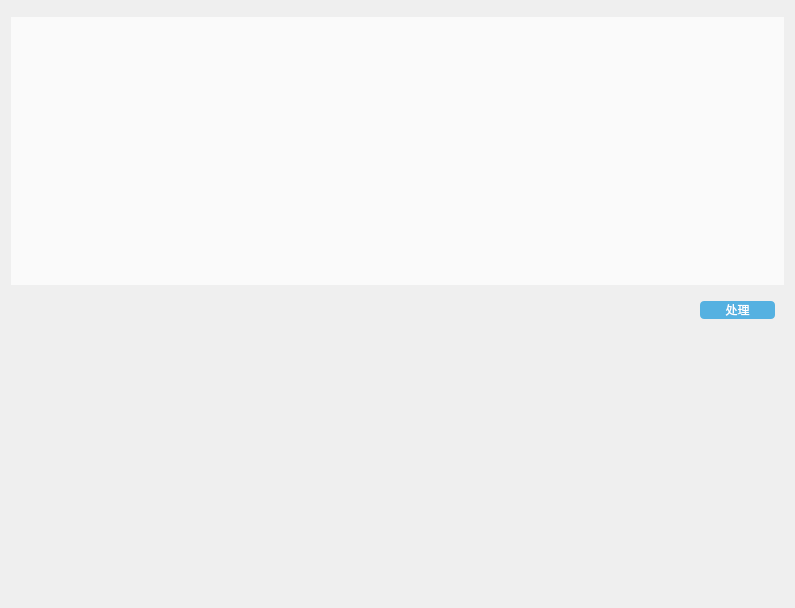
Before: the Qt Designer form LibraryManager/message.ui in xuanlog/LibraryManager, drawn with Qt 5.
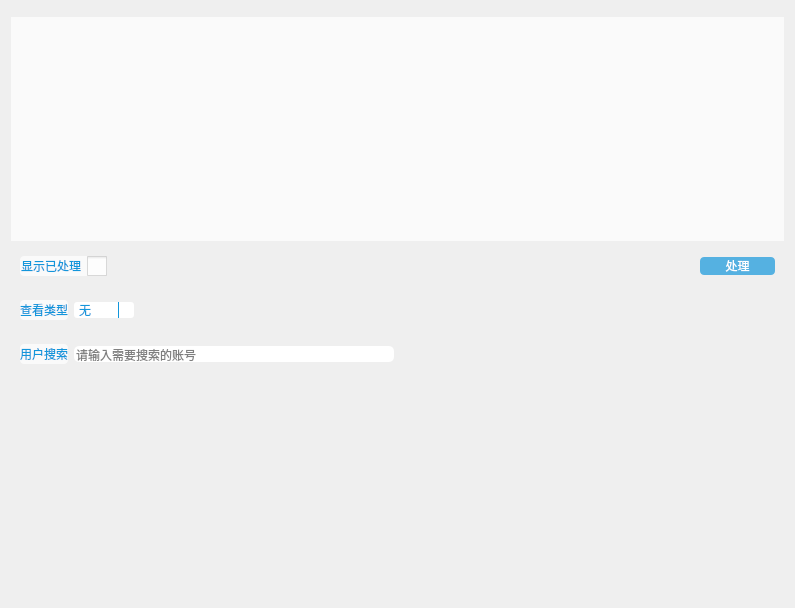
After: the same form once the commit is applied. Icons and pictures are not drawn. Custom widgets are drawn as their Qt base class.

```diff
--- a/LibraryManager/message.ui
+++ b/LibraryManager/message.ui
@@ -14,7 +14,42 @@
    <string>Form</string>
   </property>
   <property name="styleSheet">
-   <string notr="true">QLabel,
+   <string notr="true">QMessageBox
+{
+	border-image: url(:/Images/dialog.jpg);
+}
+
+QLineEdit
+{
+	border: none;
+	color: #000000;
+	font: 75 14px &quot;微软雅黑&quot;;
+	border-radius: 5px;
+	selection-background-color: #def0fe;
+	selection-color: #1296db;
+}
+
+QComboBox
+{
+	border-radius: 3px;
+}
+
+QComboBox::drop-down
+{	
+	border-left-width: 1px;
+	border-left-style: solid;	
+	border-bottom-right-radius: 3px;
+	border-left-color: #1296db;
+}
+
+QComboBox:down-arrow
+{
+	image: url(:/Images/down.png);
+}
+
+QLabel,
+QComboBox,
+QCheckBox,
 QPushButton 
 {
 	border: none;
@@ -59,6 +94,13 @@
 	background-color: rgba(0, 0, 0, 0);
 }
 
+QScrollBar:horizontal
+{
+	padding-left: 15px;
+	padding-right: 15px;
+	background-color: rgba(0, 0, 0, 0);
+}
+
 QScrollBar:add-line:vertical
 {
 	height: 15px;
@@ -77,6 +119,24 @@
 	border-image: url(:/Images/down_pre.png);
 }
 
+QScrollBar:add-line:horizontal
+{
+	height: 15px;
+	width: 15px;
+	subcontrol-position: right;
+	subcontrol-origin: margin;
+	border-image: url(:/Images/right.png);
+}
+
+QScrollBar:add-line:horizontal:pressed
+{
+	height: 15px;
+	width: 15px;
+	subcontrol-position: right;
+	subcontrol-origin: margin;
+	border-image: url(:/Images/right_pre.png);
+}
+
 QScrollBar:sub-line:vertical
 {
 	height: 15px;
@@ -95,16 +155,52 @@
 	border-image: url(:/Images/up_pre.png);
 }
 
-QScrollBar:handle:vertical
+QScrollBar:sub-line:horizontal
+{
+	height: 15px;
+	width: 15px;
+	subcontrol-position: left;
+	subcontrol-origin: margin;
+	border-image: url(:/Images/left.png);
+}
+
+QScrollBar:sub-line:horizontal:pressed
+{
+	height: 15px;
+	width: 15px;
+	subcontrol-position: left;
+	subcontrol-origin: margin;
+	border-image: url(:/Images/left_pre.png);
+}
+
+QScrollBar:handle:vertical,
+QScrollBar:handle:horizontal
 {
 	background: #1296db;
 	width: 15px;
 }
 
-QScrollBar:handle:vertical:hover
+QScrollBar:handle:vertical:hover,
+QScrollBar:handle:horizontal:hover
 {
 	width: 15px;
 	background: #00aaff;
+}
+
+QCheckBox:indicator
+{
+	width: 20px;
+	height: 20px;
+}
+
+QCheckBox:indicator:unchecked
+{
+	image: url(:/Images/uncheck.png);
+}
+
+QCheckBox:indicator:checked
+{ 
+	image: url(:/Images/check.png);
 }</string>
   </property>
   <layout class="QVBoxLayout" name="verticalLayout">
@@ -127,6 +223,25 @@
    <item>
     <widget class="QWidget" name="widget" native="true">
      <layout class="QHBoxLayout" name="horizontalLayout">
+      <item>
+       <widget class="QCheckBox" name="statusCheckBox">
+        <property name="layoutDirection">
+         <enum>Qt::RightToLeft</enum>
+        </property>
+        <property name="styleSheet">
+         <string notr="true">QCheckBox
+{
+	background-color: rgba(255, 255, 255, 0.7);
+    border-radius: 4px;  
+	color: #1296db;
+	font: 14px &quot;微软雅黑&quot;;
+}</string>
+        </property>
+        <property name="text">
+         <string>显示已处理</string>
+        </property>
+       </widget>
+      </item>
       <item>
        <spacer name="horizontalSpacer">
         <property name="orientation">
@@ -170,6 +285,117 @@
      </layout>
     </widget>
    </item>
+   <item>
+    <widget class="QWidget" name="widget_5" native="true">
+     <layout class="QHBoxLayout" name="horizontalLayout_4">
+      <item>
+       <widget class="QLabel" name="label">
+        <property name="styleSheet">
+         <string notr="true">QLabel
+{
+	background-color: rgba(255, 255, 255, 0.7);
+    border-radius: 4px;  
+	color: #1296db;
+	font: 14px &quot;微软雅黑&quot;;
+}</string>
+        </property>
+        <property name="text">
+         <string>查看类型</string>
+        </property>
+       </widget>
+      </item>
+      <item>
+       <widget class="QComboBox" name="typeComboBox">
+        <property name="minimumSize">
+         <size>
+          <width>60</width>
+          <height>0</height>
+         </size>
+        </property>
+        <property name="focusPolicy">
+         <enum>Qt::NoFocus</enum>
+        </property>
+        <item>
+         <property name="text">
+          <string>无</string>
+         </property>
+        </item>
+        <item>
+         <property name="text">
+          <string>借书</string>
+         </property>
+        </item>
+        <item>
+         <property name="text">
+          <string>还书</string>
+         </property>
+        </item>
+       </widget>
+      </item>
+      <item>
+       <spacer name="horizontalSpacer_4">
+        <property name="orientation">
+         <enum>Qt::Horizontal</enum>
+        </property>
+        <property name="sizeHint" stdset="0">
+         <size>
+          <width>40</width>
+          <height>20</height>
+         </size>
+        </property>
+       </spacer>
+      </item>
+     </layout>
+    </widget>
+   </item>
+   <item>
+    <widget class="QWidget" name="widget_3" native="true">
+     <layout class="QHBoxLayout" name="horizontalLayout_2">
+      <item>
+       <widget class="QLabel" name="label_2">
+        <property name="styleSheet">
+         <string notr="true">QLabel
+{
+	background-color: rgba(255, 255, 255, 0.7);
+    border-radius: 4px;  
+	color: #1296db;
+	font: 14px &quot;微软雅黑&quot;;
+}</string>
+        </property>
+        <property name="text">
+         <string>用户搜索</string>
+        </property>
+       </widget>
+      </item>
+      <item>
+       <widget class="QLineEdit" name="searchEdit">
+        <property name="maximumSize">
+         <size>
+          <width>320</width>
+          <height>16777215</height>
+         </size>
+        </property>
+        <property name="placeholderText">
+         <string>请输入需要搜索的账号</string>
+        </property>
+       </widget>
+      </item>
+      <item>
+       <spacer name="horizontalSpacer_3">
+        <property name="orientation">
+         <enum>Qt::Horizontal</enum>
+        </property>
+        <property name="sizeHint" stdset="0">
+         <size>
+          <width>40</width>
+          <height>20</height>
+         </size>
+        </property>
+       </spacer>
+      </item>
+     </layout>
+    </widget>
+   </item>
    <item>
     <spacer name="verticalSpacer">
      <property name="orientation">
```
Left out of the diff: 6 changed lines with no effect on the pictures.
